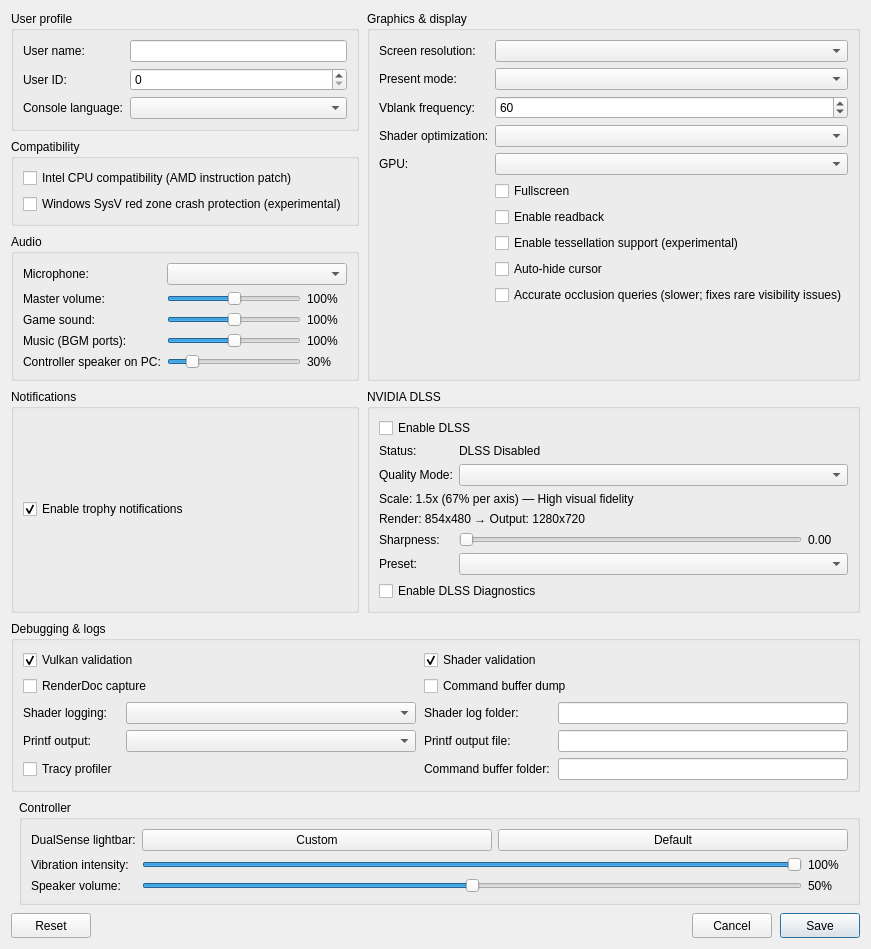
The window that src/launcher/forms/configuration_edit_dialog.ui (iska0702/DLSSKytyPS5) describes before a commit, drawn with Qt 5.
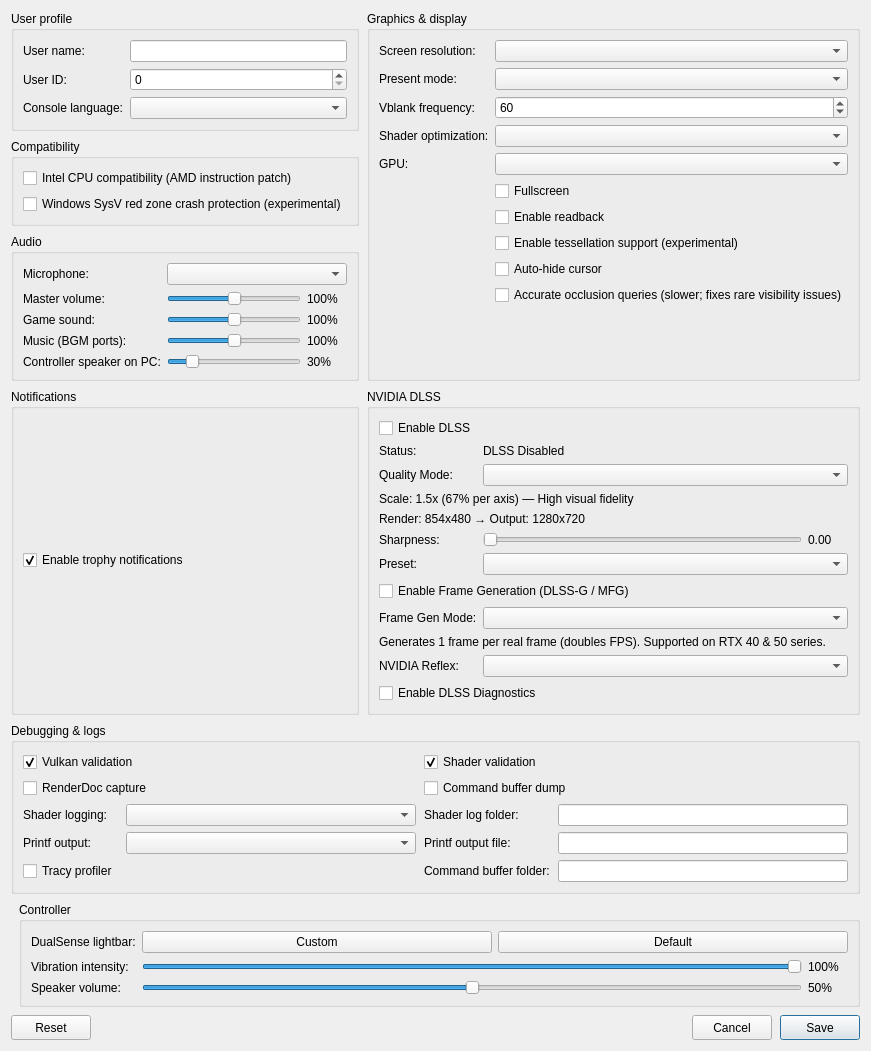
The same window after the commit. Custom widgets are drawn as their Qt base class.

Commit message: Add NVIDIA DLSS Frame Generation (FG 2x) and Multi-Frame Generation (MFG 3x, 4x, Dynamic) with Reflex and Launcher GUI

The edit to the form file:
```diff
--- a/src/launcher/forms/configuration_edit_dialog.ui
+++ b/src/launcher/forms/configuration_edit_dialog.ui
@@ -422,6 +422,54 @@
          </widget>
         </item>
         <item row="7" column="0" colspan="2">
+         <widget class="QCheckBox" name="checkBox_dlss_fg_enable">
+          <property name="toolTip">
+           <string>Generate intermediate frames directly on GPU Tensor Cores to multiply frame rate (DLSS 3 Frame Gen / DLSS 4 Multi-Frame Gen)</string>
+          </property>
+          <property name="text">
+           <string>Enable Frame Generation (DLSS-G / MFG)</string>
+          </property>
+         </widget>
+        </item>
+        <item row="8" column="0">
+         <widget class="QLabel" name="label_dlss_fg_mode">
+          <property name="text">
+           <string>Frame Gen Mode:</string>
+          </property>
+         </widget>
+        </item>
+        <item row="8" column="1">
+         <widget class="QComboBox" name="comboBox_dlss_fg_mode">
+          <property name="toolTip">
+           <string>Select Frame Generation multiplier (2x for RTX 40/50, 3x / 4x / Dynamic for RTX 50 Blackwell)</string>
+          </property>
+         </widget>
+        </item>
+        <item row="9" column="0" colspan="2">
+         <widget class="QLabel" name="label_dlss_fg_desc">
+          <property name="text">
+           <string>Generates 1 frame per real frame (doubles FPS). Supported on RTX 40 &amp; 50 series.</string>
+          </property>
+          <property name="wordWrap">
+           <bool>true</bool>
+          </property>
+         </widget>
+        </item>
+        <item row="10" column="0">
+         <widget class="QLabel" name="label_reflex_mode">
+          <property name="text">
+           <string>NVIDIA Reflex:</string>
+          </property>
+         </widget>
+        </item>
+        <item row="10" column="1">
+         <widget class="QComboBox" name="comboBox_reflex_mode">
+          <property name="toolTip">
+           <string>Reduces system latency and optimizes frame delivery. Automatically engaged when Frame Generation is active.</string>
+          </property>
+         </widget>
+        </item>
+        <item row="11" column="0" colspan="2">
          <widget class="QCheckBox" name="checkBox_dlss_diagnostics">
           <property name="toolTip">
            <string>Enable verbose DLSS &amp; Streamline log messages</string>
```
The commit also changes 12 other files.
